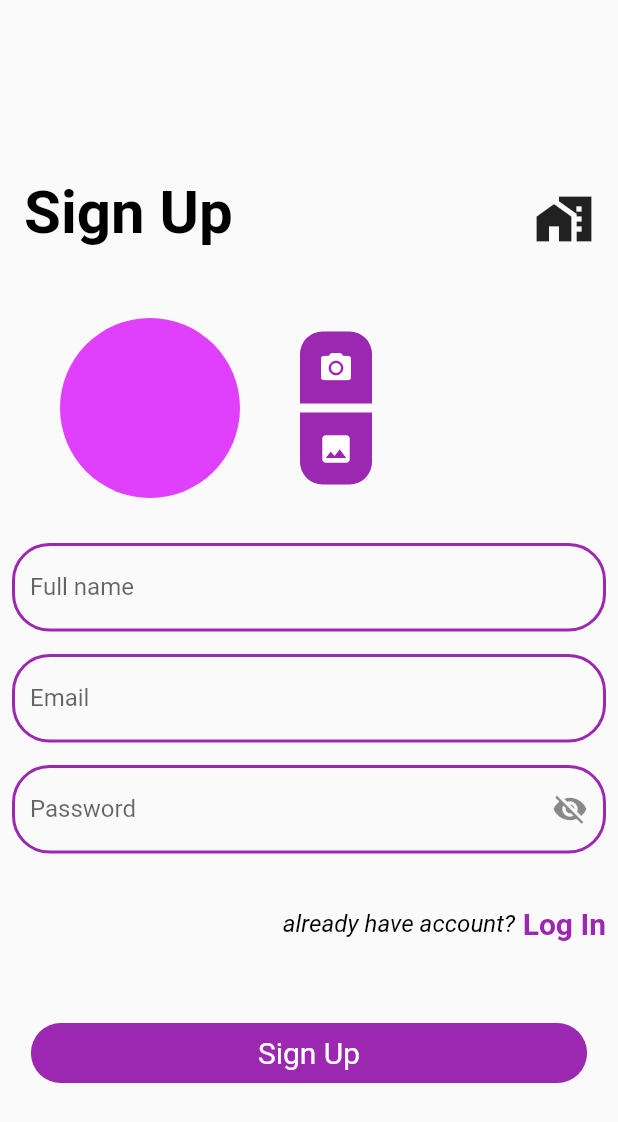
After one commit to ErnistAkun/shop_app, a Flutter app: the SuppliersSignUp screen opened by its route, on a phone screen of 412 x 824 dp. The commit adds this screen. Shown: the top 1122 px of the screen. Run offline on Flutter 3.47's test engine with Material 2 defaults, Android fonts, the phone set to English and light mode, and no system bars; our stand-ins replace animated_text_kit, cloud_firestore, firebase_auth, firebase_core, firebase_storage, image_picker; accounts and stored records are empty; network calls fail.

```diff
--- a/lib/app/constants/text_styles/app_text_styles.dart
+++ b/lib/app/constants/text_styles/app_text_styles.dart
@@ -52,6 +52,11 @@ class AppTextStyles {
   );
   static TextStyle black16Italic = const TextStyle(
     fontSize: 16,
+    color: AppColors.black,
+    fontStyle: FontStyle.italic,
+  );
+  static TextStyle black18Italic = const TextStyle(
+    fontSize: 18,
     color: AppColors.black,
     fontStyle: FontStyle.italic,
   );
--- /dev/null
+++ b/lib/app/presentation/auth/supplier_sign_up.dart
@@ -0,0 +1,370 @@
+import 'dart:developer';
+import 'dart:io';
+
+import 'package:cloud_firestore/cloud_firestore.dart';
+import 'package:firebase_auth/firebase_auth.dart';
+import 'package:firebase_storage/firebase_storage.dart' as firebase_storage;
+import 'package:flutter/material.dart';
+import 'package:image_picker/image_picker.dart';
+import 'package:shop_app/app/constants/colors/app_colors.dart';
+import 'package:shop_app/app/constants/decoration/app_decoration.dart';
+import 'package:shop_app/app/constants/text_styles/app_text_styles.dart';
+import 'package:shop_app/app/presentation/auth/auth_widget/auth_main_button_widget.dart';
+import 'package:shop_app/app/presentation/auth/auth_widget/have_accout_widget.dart';
+import 'package:shop_app/app/presentation/auth/auth_widget/snack_bar_widget.dart/my_message_handler.dart';
+import 'package:shop_app/app/presentation/widgets/auth_widgets/text_form_field_widget.dart';
+
+class SuppliersSignUp extends StatefulWidget {
+  const SuppliersSignUp({Key? key}) : super(key: key);
+
+  @override
+  _SuppliersSignUpState createState() => _SuppliersSignUpState();
+}
+
+class _SuppliersSignUpState extends State<SuppliersSignUp> {
+  final ImagePicker _picker = ImagePicker();
+  late String _storeName;
+  late String _email;
+  late String _password;
+  late String _uid;
+  late String _storeLogo;
+
+  bool processing = false;
+
+  bool passwordVisible = false;
+  final GlobalKey<FormState> _formKey = GlobalKey<FormState>();
+  final GlobalKey<ScaffoldMessengerState> _scaffoldKey =
+      GlobalKey<ScaffoldMessengerState>();
+  XFile? _imageFile;
+  dynamic _pickedImageError;
+  void _pickImageFromCamera() async {
+    try {
+      final _pickedImage = await _picker.pickImage(
+        imageQuality: 95,
+        maxHeight: 300,
+        maxWidth: 300,
+        source: ImageSource.camera,
+      );
+
+      setState(() {
+        _imageFile = _pickedImage;
+      });
+    } catch (e) {
+      setState(() {
+        _pickedImageError = e;
+      });
+      log(_pickedImageError);
+    }
+  }
+
+  void _pickImageFromGallery() async {
+    try {
+      final _pickedImage = await _picker.pickImage(
+        imageQuality: 95,
+        maxHeight: 300,
+        maxWidth: 300,
+        source: ImageSource.gallery,
+      );
+      setState(() {
+        _imageFile = _pickedImage;
+      });
+    } catch (e) {
+      setState(() {
+        _pickedImageError = e;
+      });
+      log(_pickedImageError);
+    }
+  }
+
+  CollectionReference suppliers =
+      FirebaseFirestore.instance.collection('suppliers');
+  void signUp() async {
+    setState(() {
+      processing = true;
+    });
+    if (_formKey.currentState!.validate()) {
+      if (_imageFile != null) {
+        try {
+          final credential =
+              await FirebaseAuth.instance.createUserWithEmailAndPassword(
+            email: _email,
+            password: _password,
+          );
+
+          firebase_storage.Reference ref = firebase_storage
+              .FirebaseStorage.instance
+              .ref('cust-images/$_email.jpg');
+          await ref.putFile(File(_imageFile!.path));
+          _storeLogo = await ref.getDownloadURL();
+          _uid = FirebaseAuth.instance.currentUser!.uid;
+          suppliers.doc(_uid).set({
+            'name': _storeName,
+            'email': _email,
+            'phone': '',
+            'address': '',
+            'profileImage': _storeLogo,
+            'cid': _uid,
+          });
+
+          Navigator.pushReplacementNamed(context, '/supplier_login');
+          _formKey.currentState!.reset();
+          setState(
+            () {
+              _imageFile = null;
+            },
+          );
+        } on FirebaseAuthException catch (e) {
+          if (e.code == 'weak-password') {
+            setState(() {
+              processing = false;
+            });
+            MyMessageHandler.showSnackBar(
+                _scaffoldKey, 'The password provided is too weak.');
+            log('The password provided is too weak.');
+          } else if (e.code == 'email-already-in-use') {
+            setState(() {
+              processing = false;
+            });
+            MyMessageHandler.showSnackBar(
+                _scaffoldKey, 'The account already exists for that email.');
+            log('The account already exists for that email.');
+          }
+        } catch (e) {
+          log("$e");
+        }
+      } else {
+        MyMessageHandler.showSnackBar(
+          _scaffoldKey,
+          'Please pick an image first',
+        );
+      }
+    } else {
+      ///
+      setState(() {
+        processing = false;
+      });
+      log('not valid');
+      MyMessageHandler.showSnackBar(
+        _scaffoldKey,
+        'Not valid',
+      );
+    }
+  }
+
+  @override
+  Widget build(BuildContext context) {
+    return ScaffoldMessenger(
+      key: _scaffoldKey,
+      child: Scaffold(
+        body: SafeArea(
+          child: Center(
+            child: SingleChildScrollView(
+              keyboardDismissBehavior: ScrollViewKeyboardDismissBehavior.onDrag,
+              reverse: true,
+              child: Form(
+                key: _formKey,
+                child: Column(
+                  mainAxisAlignment: MainAxisAlignment.center,
+                  children: [
+                    Padding(
+                      padding: const EdgeInsets.all(16.0),
+                      child: Row(
+                        mainAxisAlignment: MainAxisAlignment.spaceBetween,
+                        children: [
+                          Text(
+                            'Sign Up',
+                            style: AppTextStyles.black40Bold,
+                          ),
+                          IconButton(
+                            onPressed: () {
+                              Navigator.pushReplacementNamed(
+                                context,
+                                '/welcome_screen',
+                              );
+                            },
+                            icon: const Icon(
+                              Icons.home_work,
+                              size: 40,
+                            ),
+                          ),
+                        ],
+                      ),
+                    ),
+                    Row(
+                      children: [
+                        // CircleAvatar purpleAccent
+                        Padding(
+                          padding: const EdgeInsets.symmetric(
+                            vertical: 30,
+                            horizontal: 40,
+                          ),
+                          child: CircleAvatar(
+                            backgroundImage: _imageFile == null
+                                ? null
+                                : FileImage(
+                                    File(_imageFile!.path),
+                                  ),
+                            radius: 60,
+                            backgroundColor: AppColors.purpleAccent,
+                          ),
+                        ),
+                        Column(
+                          children: [
+                            // top camera icon
+                            Container(
+                              decoration: AppDecoration.purple15TopDecoration,
+                              child: IconButton(
+                                onPressed: () {
+                                  _pickImageFromCamera();
+                                  log('Pick image frome camera');
+                                },
+                                icon: const Icon(
+                                  Icons.camera_alt,
+                                  color: AppColors.white,
+                                ),
+                              ),
+                            ),
+                            const SizedBox(
+                              height: 6,
+                            ),
+                            // bottom galery icon
+                            Container(
+                              decoration:
+                                  AppDecoration.purple15BottomDecoration,
+                              child: IconButton(
+                                onPressed: () {
+                                  _pickImageFromGallery();
+                                  log('Pick image frome gallery');
+                                },
+                                icon: const Icon(
+                                  Icons.photo,
+                                  color: AppColors.white,
+                                ),
+                              ),
+                            ),
+                          ],
+                        ),
+                      ],
+                    ),
+                    // TextFormFieldWidget
+                    Padding(
+                      padding: const EdgeInsets.symmetric(horizontal: 8.0),
+                      child: Column(
+                        children: [
+                          TextFormFieldWidget(
+                            // controller: _nameController,
+                            validator: (value) {
+                              if (value!.isEmpty) {
+                                return 'please enter your full name';
+                              }
+                              // _name = _nameController.text;
+                              return null;
+                            },
+                            onChanged: (value) {
+                              _storeName = value;
+                            },
+                            hintText: 'Enter your full name',
+                            labelText: 'Full name',
+                            keyBoardType: TextInputType.text,
+                          ),
+                          const SizedBox(height: 15.0),
+                          TextFormFieldWidget(
+                            // controller: _emailController,
+                            validator: (value) {
+                              if (value!.isEmpty) {
+                                return 'please enter your email';
+                              } else if (value.isValidEmail() == false) {
+                                return 'invalid email';
+                              } else if (value.isValidEmail() == true) {
+                                // _email = _emailController.text;
+                                return null;
+                              }
+
+                              return null;
+                            },
+                            onChanged: (value) {
+                              _email = value;
+                            },
+                            hintText: 'Enter your email',
+                            labelText: 'Email',
+                            keyBoardType: TextInputType.emailAddress,
+                          ),
+                          const SizedBox(height: 15.0),
+                          TextFormFieldWidget(
+                            // controller: _passwordController,
+                            obscureText: passwordVisible
+                                ? passwordVisible = false
+                                : passwordVisible = true,
+                            validator: (value) {
+                              if (value!.isEmpty) {
+                                return 'please enter your password';
+                              }
+                              // _password = _passwordController.text;
+                              return null;
+                            },
+                            onChanged: (value) {
+                              _password = value;
+                            },
+                            hintText: 'Enter your password',
+                            labelText: 'Password',
+                            keyBoardType: TextInputType.number,
+                            widget: IconButton(
+                              onPressed: () {
+                                setState(() {
+                                  passwordVisible = passwordVisible;
+                                });
+                              },
+                              icon: Icon(
+                                passwordVisible
+                                    ? Icons.visibility_off
+                                    : Icons.visibility,
+                              ),
+                            ),
+                          ),
+                          const SizedBox(
+                            height: 35.0,
+                          ),
+                          HaveAccountWidget(
+                            haveAccount: 'already have account?',
+                            actionLabel: 'Log In',
+                            onTap: () {
+                              Navigator.pushReplacementNamed(
+                                  context, '/customer_login');
+                            },
+                          ),
+                        ],
+                      ),
+                    ),
+                    const SizedBox(
+                      height: 55.0,
+                    ),
+                    processing == true
+                        ? const Center(
+                            child: CircularProgressIndicator(
+                              color: AppColors.purple,
+                            ),
+                          )
+                        : AuthMainButtonWidget(
+                            mainButtonLabel: 'Sign Up',
+                            onTap: () {
+                              signUp();
+                            },
+                          ),
+                  ],
+                ),
+              ),
+            ),
+          ),
+        ),
+      ),
+    );
+  }
+}
+
+extension EmailValidator on String {
+  bool isValidEmail() {
+    return RegExp(
+            r'^([a-zA-Z0-9]+)([\-\_\.]*)([a-zA-Z0-9]*)([@])([a-zA-Z0-9]{2,})([\. ])([a-zA-Z]{2,3})$')
+        .hasMatch(this);
+  }
+}
--- a/lib/app/presentation/main_screens/welcome_screen.dart
+++ b/lib/app/presentation/main_screens/welcome_screen.dart
@@ -32,7 +32,7 @@ class _WelcomeScreenState extends State<WelcomeScreen>
   void initState() {
     _controller = AnimationController(
       vsync: this,
-      duration: Duration(seconds: 2),
+      duration: const Duration(seconds: 3),
     );
     _controller.repeat();
     super.initState();
@@ -147,7 +147,7 @@ class _WelcomeScreenState extends State<WelcomeScreen>
                           onTap: () {
                             Navigator.pushReplacementNamed(
                               context,
-                              '/customer_screen',
+                              '/customer_login',
                             );
                           },
                           label: 'Log In',
@@ -157,7 +157,7 @@ class _WelcomeScreenState extends State<WelcomeScreen>
                           onTap: () {
                             Navigator.pushReplacementNamed(
                               context,
-                              '/customer_register',
+                              '/customer_sign_up',
                             );
                           },
                           label: 'Sign Up',
--- a/lib/main.dart
+++ b/lib/main.dart
@@ -1,7 +1,10 @@
 import 'package:firebase_core/firebase_core.dart';
 import 'package:flutter/material.dart';
-import 'package:shop_app/app/presentation/auth/customer_signup.dart';
+import 'package:shop_app/app/presentation/auth/customer_login.dart';
+import 'package:shop_app/app/presentation/auth/customer_sign_up.dart';
+import 'package:shop_app/app/presentation/auth/supplier_sign_up.dart';
 import 'package:shop_app/app/presentation/main_screens/customer_screen.dart';
+import 'package:shop_app/app/presentation/main_screens/profile_screen.dart';
 import 'package:shop_app/app/presentation/main_screens/supplier_home_screen.dart';
 import 'package:shop_app/app/presentation/main_screens/welcome_screen.dart';
 
@@ -23,13 +26,15 @@ class ShopApp extends StatelessWidget {
       theme: ThemeData(
         primarySwatch: Colors.blue,
       ),
-      // home: const CustomerRegisterScreen(),
+      // home: const ProfileScreen(),
       initialRoute: '/welcome_screen',
       routes: {
         '/welcome_screen': (context) => const WelcomeScreen(),
         '/customer_screen': (context) => const CustomerScreen(),
         '/supplier_home_screen': (context) => const SupplierHomeScreen(),
-        '/customer_register': (context) => const CustomerSignUp(),
+        '/customer_sign_up': (context) => const CustomerSignUp(),
+        '/customer_login': (context) => const CustomerLogin(),
+        '/supplier_sign_up': (context) => const SuppliersSignUp(),
       },
     );
   }
```
Also changed, not shown: lib/app/presentation/auth/customer_login.dart (added, +220 -0 lines), lib/app/presentation/auth/customer_sign_up.dart (renamed from lib/app/presentation/auth/customer_signup.dart, +6 -3 lines), lib/app/presentation/main_screens/profile_screen.dart (+6 -1 lines), lib/app/presentation/auth/supplier_login.dart (added).
